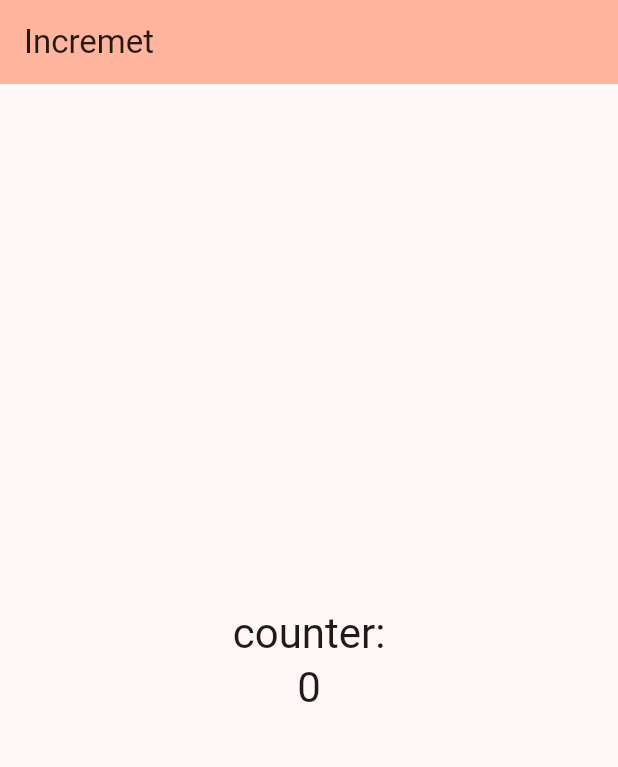
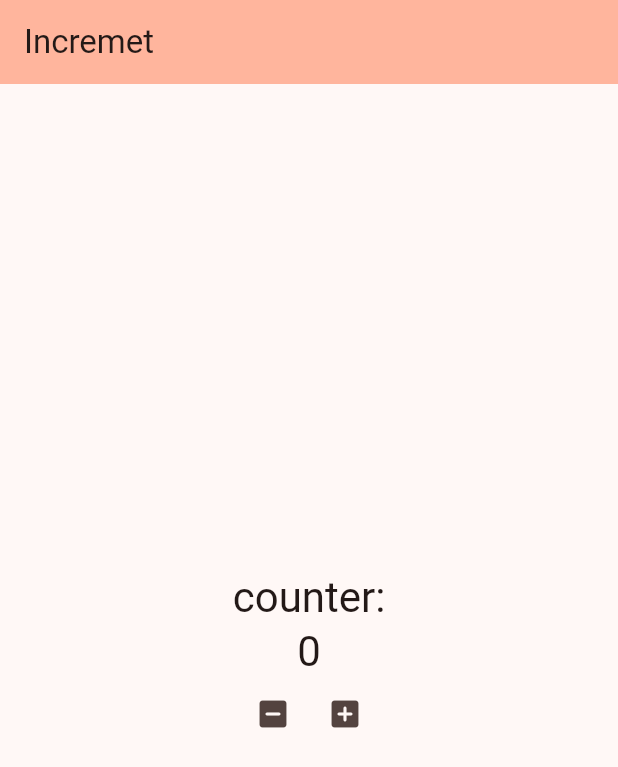
Before and after one commit to ArkashaEsipov/IT2202__Esipov, a Flutter app: the screen it shows after launch, on a phone screen of 412 x 824 dp. Shown: the top 767 px of the screen. Run offline on Flutter 3.47's test engine with Material 3 defaults, Android fonts, the phone set to English and light mode, and no system bars.

Commit message:
add: icons of + and -

```diff
--- a/Lab3/inkrement/lib/main.dart
+++ b/Lab3/inkrement/lib/main.dart
@@ -86,6 +86,14 @@ class _MyHomePageState extends State<MyHomePage> {
             )
             ]
             ),
+            Row(
+              mainAxisAlignment: MainAxisAlignment.center,
+              children: [
+                IconButton(onPressed: _Mines, icon: Icon(Icons.indeterminate_check_box_rounded)),
+              IconButton(onPressed: _Plus, icon: Icon(Icons.add_box_rounded))
+            ],
+            ),
+
           ]
         ),
       ),
```
